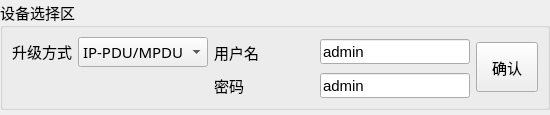
First picture: the form in NetUpgradeTool/devselectwid.ui, repository ChinaClever/NetUpgradeTool, before the edit.
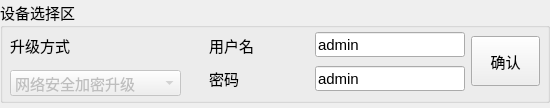
Second picture: the form after the edit.

Commit message: 增加升级文件

The edit to the form file:
```diff
--- a/NetUpgradeTool/devselectwid.ui
+++ b/NetUpgradeTool/devselectwid.ui
@@ -40,9 +40,21 @@
      <property name="title">
       <string>设备选择区</string>
      </property>
-     <layout class="QGridLayout" name="gridLayout">
-      <item row="0" column="1">
        <widget class="QComboBox" name="ChooseTypeBox">
+      <property name="enabled">
+       <bool>false</bool>
+      </property>
+      <property name="geometry">
+       <rect>
+        <x>10</x>
+        <y>70</y>
+        <width>171</width>
+        <height>26</height>
+       </rect>
+      </property>
+      <property name="currentIndex">
+       <number>2</number>
+      </property>
         <item>
          <property name="text">
           <string>IP-PDU/MPDU</string>
@@ -55,13 +67,19 @@
         </item>
         <item>
          <property name="text">
-          <string>SPDU</string>
+        <string>网络安全加密升级</string>
          </property>
         </item>
        </widget>
-      </item>
-      <item row="1" column="3">
        <widget class="QLineEdit" name="pwdEdit">
+      <property name="geometry">
+       <rect>
+        <x>315</x>
+        <y>66</y>
+        <width>150</width>
+        <height>25</height>
+       </rect>
+      </property>
         <property name="sizePolicy">
          <sizepolicy hsizetype="Fixed" vsizetype="Fixed">
           <horstretch>0</horstretch>
@@ -90,9 +108,15 @@
          <string>admin</string>
         </property>
        </widget>
-      </item>
-      <item row="1" column="2">
        <widget class="QLabel" name="label_2">
+      <property name="geometry">
+       <rect>
+        <x>209</x>
+        <y>68</y>
+        <width>100</width>
+        <height>20</height>
+       </rect>
+      </property>
         <property name="sizePolicy">
          <sizepolicy hsizetype="Fixed" vsizetype="Fixed">
           <horstretch>0</horstretch>
@@ -121,9 +145,15 @@
          <string>密码</string>
         </property>
        </widget>
-      </item>
-      <item row="0" column="3">
        <widget class="QLineEdit" name="userEdit">
+      <property name="geometry">
+       <rect>
+        <x>315</x>
+        <y>32</y>
+        <width>150</width>
+        <height>25</height>
+       </rect>
+      </property>
         <property name="sizePolicy">
          <sizepolicy hsizetype="Fixed" vsizetype="Fixed">
           <horstretch>0</horstretch>
@@ -152,9 +182,15 @@
          <string>admin</string>
         </property>
        </widget>
-      </item>
-      <item row="0" column="2">
        <widget class="QLabel" name="label">
+      <property name="geometry">
+       <rect>
+        <x>209</x>
+        <y>35</y>
+        <width>100</width>
+        <height>20</height>
+       </rect>
+      </property>
         <property name="sizePolicy">
          <sizepolicy hsizetype="Fixed" vsizetype="Fixed">
           <horstretch>0</horstretch>
@@ -183,9 +219,15 @@
          <string>用户名</string>
         </property>
        </widget>
-      </item>
-      <item row="0" column="4" rowspan="2">
        <widget class="QPushButton" name="okBtn">
+      <property name="geometry">
+       <rect>
+        <x>471</x>
+        <y>36</y>
+        <width>69</width>
+        <height>50</height>
+       </rect>
+      </property>
         <property name="sizePolicy">
          <sizepolicy hsizetype="Fixed" vsizetype="Fixed">
           <horstretch>0</horstretch>
@@ -202,9 +244,15 @@
          <string>确认</string>
         </property>
        </widget>
-      </item>
-      <item row="0" column="0">
        <widget class="QLabel" name="label_3">
+      <property name="geometry">
+       <rect>
+        <x>10</x>
+        <y>35</y>
+        <width>141</width>
+        <height>20</height>
+       </rect>
+      </property>
         <property name="sizePolicy">
          <sizepolicy hsizetype="Fixed" vsizetype="Fixed">
           <horstretch>0</horstretch>
@@ -215,8 +263,6 @@
          <string>升级方式</string>
         </property>
        </widget>
-      </item>
-     </layout>
     </widget>
    </item>
   </layout>
```
Lines whose indentation alone changed are shown as unchanged. The commit also changes 8 other files.
